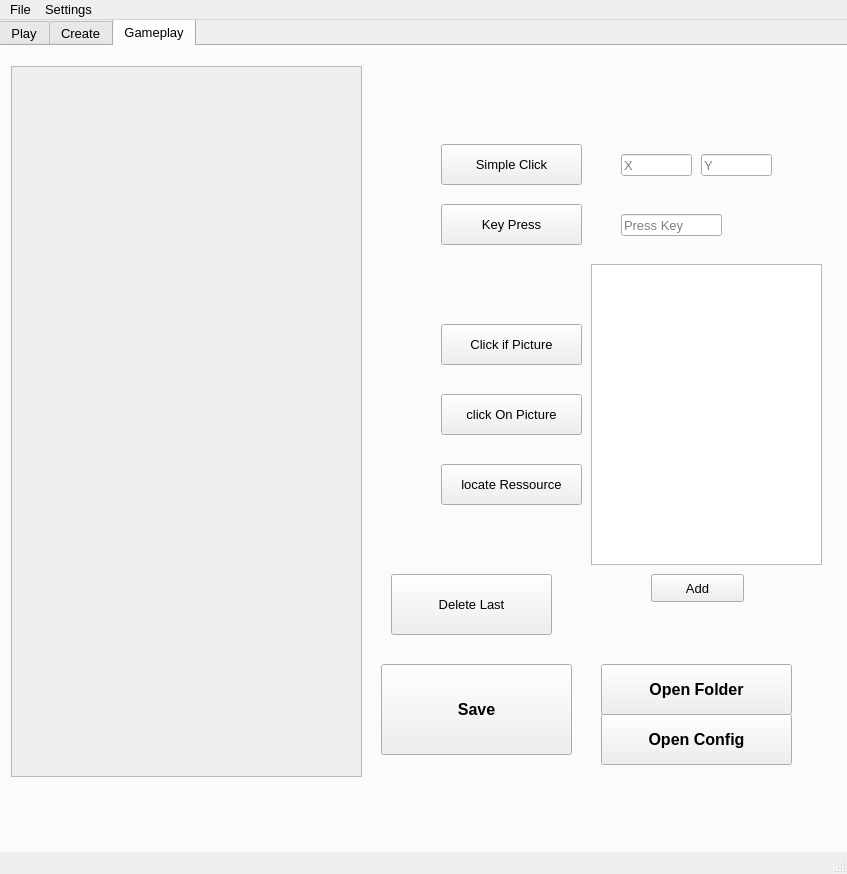
Before: the Qt Designer form app/Window.ui in St33f3n/VisualAutomationBot, drawn with Qt 5.
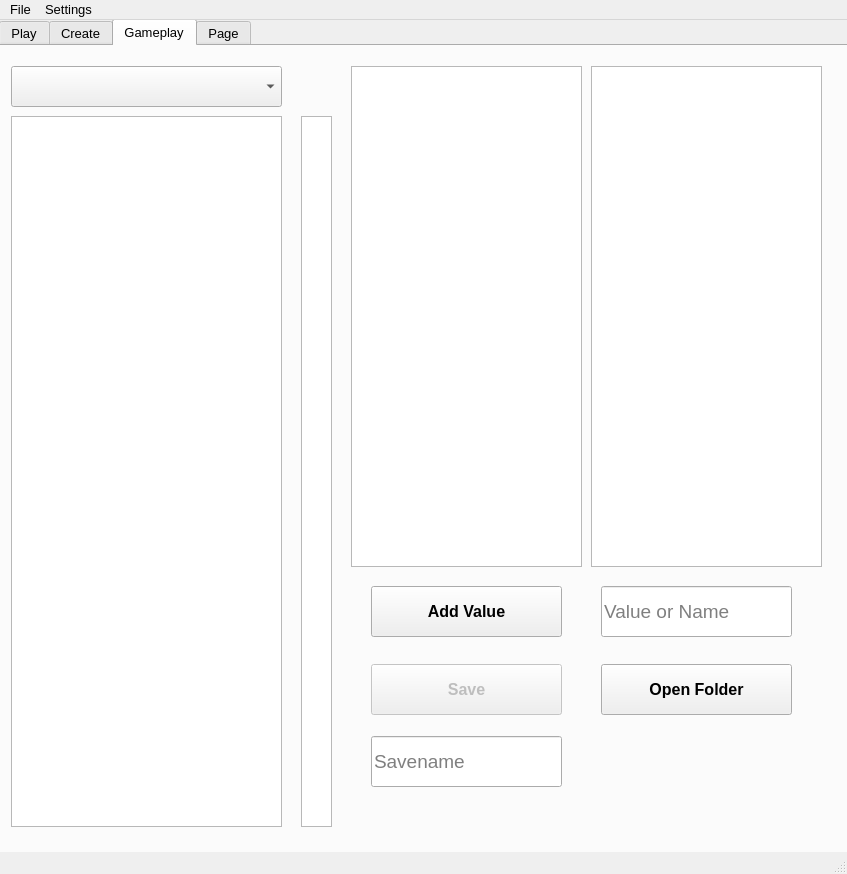
After: the same form once the commit is applied. The open tabs and pages were chosen to show the change.

Commit message: Actionset Finished, Actionset/Playset Builder Finished, Create Img Finished

What changed in the file:
```diff
--- a/app/Window.ui
+++ b/app/Window.ui
@@ -180,178 +180,6 @@
      <attribute name="title">
       <string>Gameplay</string>
      </attribute>
-     <widget class="QPushButton" name="clickIfPictureButton">
-      <property name="geometry">
-       <rect>
-        <x>440</x>
-        <y>278</y>
-        <width>141</width>
-        <height>41</height>
-       </rect>
-      </property>
-      <property name="text">
-       <string>Click if Picture</string>
-      </property>
-     </widget>
-     <widget class="QPushButton" name="addButton">
-      <property name="geometry">
-       <rect>
-        <x>650</x>
-        <y>528</y>
-        <width>93</width>
-        <height>28</height>
-       </rect>
-      </property>
-      <property name="text">
-       <string>Add</string>
-      </property>
-     </widget>
-     <widget class="QPushButton" name="keyPressButton">
-      <property name="geometry">
-       <rect>
-        <x>440</x>
-        <y>158</y>
-        <width>141</width>
-        <height>41</height>
-       </rect>
-      </property>
-      <property name="text">
-       <string>Key Press</string>
-      </property>
-     </widget>
-     <widget class="QPushButton" name="locateRessourceButton">
-      <property name="geometry">
-       <rect>
-        <x>440</x>
-        <y>418</y>
-        <width>141</width>
-        <height>41</height>
-       </rect>
-      </property>
-      <property name="text">
-       <string>locate Ressource</string>
-      </property>
-     </widget>
-     <widget class="QScrollArea" name="scrollArea">
-      <property name="geometry">
-       <rect>
-        <x>10</x>
-        <y>20</y>
-        <width>351</width>
-        <height>711</height>
-       </rect>
-      </property>
-      <property name="horizontalScrollBarPolicy">
-       <enum>Qt::ScrollBarAsNeeded</enum>
-      </property>
-      <property name="sizeAdjustPolicy">
-       <enum>QAbstractScrollArea::AdjustIgnored</enum>
-      </property>
-      <property name="widgetResizable">
-       <bool>true</bool>
-      </property>
-      <property name="alignment">
-       <set>Qt::AlignLeading|Qt::AlignLeft|Qt::AlignTop</set>
-      </property>
-      <widget class="QWidget" name="scrollAreaWidgetContents">
-       <property name="geometry">
-        <rect>
-         <x>0</x>
-         <y>0</y>
-         <width>349</width>
-         <height>709</height>
-        </rect>
-       </property>
-       <property name="minimumSize">
-        <size>
-         <width>349</width>
-         <height>709</height>
-        </size>
-       </property>
-       <widget class="QLabel" name="textlist">
-        <property name="geometry">
-         <rect>
-          <x>0</x>
-          <y>0</y>
-          <width>351</width>
-          <height>710</height>
-         </rect>
-        </property>
-        <property name="sizePolicy">
-         <sizepolicy hsizetype="Expanding" vsizetype="Preferred">
-          <horstretch>0</horstretch>
-          <verstretch>0</verstretch>
-         </sizepolicy>
-        </property>
-        <property name="mouseTracking">
-         <bool>false</bool>
-        </property>
-        <property name="text">
-         <string/>
-        </property>
-        <property name="scaledContents">
-         <bool>false</bool>
-        </property>
-        <property name="alignment">
-         <set>Qt::AlignLeading|Qt::AlignLeft|Qt::AlignTop</set>
-        </property>
-        <property name="wordWrap">
-         <bool>true</bool>
-        </property>
-       </widget>
-      </widget>
-     </widget>
-     <widget class="QLineEdit" name="yLabel">
-      <property name="geometry">
-       <rect>
-        <x>700</x>
-        <y>108</y>
-        <width>71</width>
-        <height>22</height>
-       </rect>
-      </property>
-      <property name="inputMask">
-       <string>9999</string>
-      </property>
-      <property name="placeholderText">
-       <string>Y</string>
-      </property>
-     </widget>
-     <widget class="QLineEdit" name="xLabel">
-      <property name="geometry">
-       <rect>
-        <x>620</x>
-        <y>108</y>
-        <width>71</width>
-        <height>22</height>
-       </rect>
-      </property>
-      <property name="inputMask">
-       <string>9999</string>
-      </property>
-      <property name="placeholderText">
-       <string>X</string>
-      </property>
-     </widget>
-     <widget class="QLineEdit" name="keyLabel">
-      <property name="geometry">
-       <rect>
-        <x>620</x>
-        <y>168</y>
-        <width>101</width>
-        <height>22</height>
-       </rect>
-      </property>
-      <property name="inputMask">
-       <string/>
-      </property>
-      <property name="text">
-       <string/>
-      </property>
-      <property name="placeholderText">
-       <string>Press Key</string>
-      </property>
-     </widget>
      <widget class="QPushButton" name="openDirButton">
       <property name="geometry">
        <rect>
@@ -376,32 +204,25 @@
       <property name="geometry">
        <rect>
         <x>590</x>
-        <y>218</y>
+        <y>20</y>
         <width>231</width>
-        <height>301</height>
+        <height>501</height>
        </rect>
       </property>
-     </widget>
-     <widget class="QPushButton" name="simpleClickButton">
-      <property name="geometry">
-       <rect>
-        <x>440</x>
-        <y>98</y>
-        <width>141</width>
-        <height>41</height>
-       </rect>
-      </property>
-      <property name="text">
-       <string>Simple Click</string>
+      <property name="dragDropMode">
+       <enum>QAbstractItemView::DragOnly</enum>
       </property>
      </widget>
      <widget class="QPushButton" name="saveButton">
+      <property name="enabled">
+       <bool>false</bool>
+      </property>
       <property name="geometry">
        <rect>
-        <x>380</x>
+        <x>370</x>
         <y>618</y>
         <width>191</width>
-        <height>91</height>
+        <height>51</height>
        </rect>
       </property>
       <property name="font">
@@ -415,50 +236,189 @@
        <string>Save</string>
       </property>
      </widget>
-     <widget class="QPushButton" name="clickOnPictureButton">
+     <widget class="QListWidget" name="textlist">
       <property name="geometry">
        <rect>
-        <x>440</x>
-        <y>348</y>
-        <width>141</width>
-        <height>41</height>
+        <x>10</x>
+        <y>70</y>
+        <width>271</width>
+        <height>711</height>
        </rect>
+      </property>
+      <property name="dragEnabled">
+       <bool>false</bool>
+      </property>
+      <property name="dragDropMode">
+       <enum>QAbstractItemView::DragDrop</enum>
+      </property>
+      <property name="defaultDropAction">
+       <enum>Qt::MoveAction</enum>
+      </property>
+     </widget>
+     <widget class="QListWidget" name="functionWidget">
+      <property name="geometry">
+       <rect>
+        <x>350</x>
+        <y>20</y>
+        <width>231</width>
+        <height>501</height>
+       </rect>
+      </property>
+      <property name="dragDropMode">
+       <enum>QAbstractItemView::DragOnly</enum>
+      </property>
+     </widget>
+     <widget class="QPushButton" name="keyValueButton">
+      <property name="geometry">
+       <rect>
+        <x>370</x>
+        <y>540</y>
+        <width>191</width>
+        <height>51</height>
+       </rect>
+      </property>
+      <property name="font">
+       <font>
+        <pointsize>12</pointsize>
+        <weight>75</weight>
+        <bold>true</bold>
+       </font>
       </property>
       <property name="text">
-       <string>click On Picture</string>
+       <string>Add Value</string>
       </property>
      </widget>
-     <widget class="QPushButton" name="openConfigButton">
+     <widget class="QLineEdit" name="valueTextBox">
       <property name="geometry">
        <rect>
         <x>600</x>
-        <y>668</y>
+        <y>540</y>
         <width>191</width>
         <height>51</height>
+       </rect>
+      </property>
+      <property name="font">
+       <font>
+        <pointsize>14</pointsize>
+       </font>
+      </property>
+      <property name="autoFillBackground">
+       <bool>false</bool>
+      </property>
+      <property name="placeholderText">
+       <string>Value or Name</string>
+      </property>
+     </widget>
+     <widget class="QComboBox" name="comboBox">
+      <property name="geometry">
+       <rect>
+        <x>10</x>
+        <y>20</y>
+        <width>271</width>
+        <height>41</height>
        </rect>
       </property>
       <property name="font">
        <font>
         <pointsize>12</pointsize>
-        <weight>75</weight>
-        <bold>true</bold>
        </font>
       </property>
+     </widget>
+     <widget class="QLineEdit" name="newSaveTextBox">
+      <property name="enabled">
+       <bool>true</bool>
+      </property>
+      <property name="geometry">
+       <rect>
+        <x>370</x>
+        <y>690</y>
+        <width>191</width>
+        <height>51</height>
+       </rect>
+      </property>
+      <property name="font">
+       <font>
+        <pointsize>14</pointsize>
+       </font>
+      </property>
+      <property name="autoFillBackground">
+       <bool>false</bool>
+      </property>
       <property name="text">
-       <string>Open Config</string>
+       <string/>
       </property>
+      <property name="placeholderText">
+       <string>Savename</string>
+      </property>
+      <property name="clearButtonEnabled">
+       <bool>false</bool>
+      </property>
      </widget>
-     <widget class="QPushButton" name="deleteLastButton">
+     <widget class="QListWidget" name="trash">
       <property name="geometry">
        <rect>
-        <x>390</x>
-        <y>528</y>
-        <width>161</width>
-        <height>61</height>
+        <x>300</x>
+        <y>70</y>
+        <width>31</width>
+        <height>711</height>
        </rect>
       </property>
+      <property name="font">
+       <font>
+        <pointsize>1</pointsize>
+       </font>
+      </property>
+      <property name="autoScroll">
+       <bool>false</bool>
+      </property>
+      <property name="autoScrollMargin">
+       <number>0</number>
+      </property>
+      <property name="dragDropMode">
+       <enum>QAbstractItemView::DropOnly</enum>
+      </property>
+      <property name="defaultDropAction">
+       <enum>Qt::IgnoreAction</enum>
+      </property>
+     </widget>
+     <zorder>trash</zorder>
+     <zorder>openDirButton</zorder>
+     <zorder>pictureWidget</zorder>
+     <zorder>saveButton</zorder>
+     <zorder>textlist</zorder>
+     <zorder>functionWidget</zorder>
+     <zorder>keyValueButton</zorder>
+     <zorder>valueTextBox</zorder>
+     <zorder>comboBox</zorder>
+     <zorder>newSaveTextBox</zorder>
+    </widget>
+    <widget class="QWidget" name="builder_tab">
+     <property name="accessibleName">
+      <string/>
+     </property>
+     <attribute name="title">
+      <string>Page</string>
+     </attribute>
+     <widget class="QLabel" name="textlist_2">
+      <property name="geometry">
+       <rect>
+        <x>10</x>
+        <y>10</y>
+        <width>361</width>
+        <height>781</height>
+       </rect>
+      </property>
+      <property name="sizePolicy">
+       <sizepolicy hsizetype="Expanding" vsizetype="Preferred">
+        <horstretch>0</horstretch>
+        <verstretch>0</verstretch>
+       </sizepolicy>
+      </property>
+      <property name="mouseTracking">
+       <bool>false</bool>
+      </property>
       <property name="text">
-       <string>Delete Last</string>
+       <string/>
       </property>
      </widget>
     </widget>
```
Left out of the diff: 229 changed lines with no effect on the pictures. The commit also changes 22 other files.
